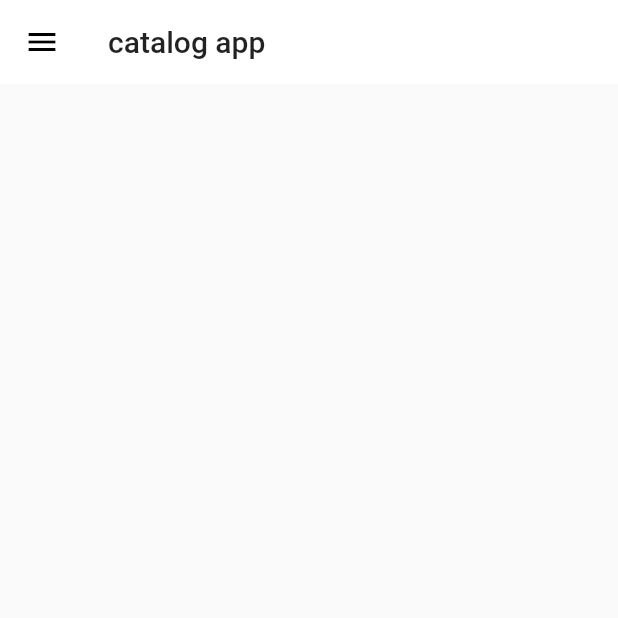
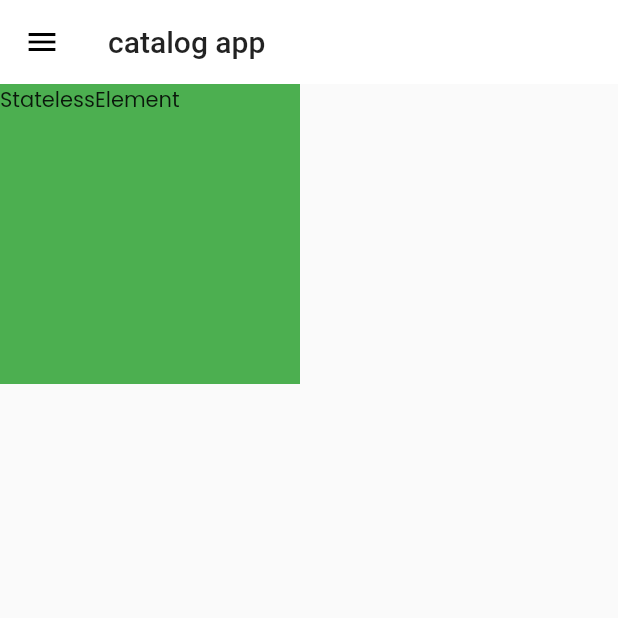
Before and after one commit to rajsinh2181/Catalog-App, a Flutter app: the screen it shows after launch, on a phone screen of 412 x 824 dp, the top half of it. Run offline on Flutter 3.47's test engine with Material 2 defaults, Android fonts, the phone set to English and light mode, and no system bars; our stand-ins replace google_fonts.

Commit message:
day 11 completed

```diff
--- a/lib/pages/home_page.dart
+++ b/lib/pages/home_page.dart
@@ -12,12 +12,30 @@ class HomePage extends StatelessWidget {
       appBar : AppBar(
         title : Text("catalog app"),
       ),
-      body : Center(
-        child: Container(
-            child: Text(""),
+
+      body : Container(
+        child: Text(context.runtimeType.toString()),
+        height : 350,
+        width : 350,
+        color : Colors.green,
+        constraints: BoxConstraints(
+          maxHeight : 200,
+          minHeight: 70,
+          minWidth: 70,
+          maxWidth: 200,
         ),
+
       ),
+
+
       drawer : MyDrawer(),
     );
   }
 }
+
+
+/*child: Container(
+        alignment: Alignment.bottomRight,
+        color: Colors.pink,
+        ),
+        */
--- a/lib/widgets/drawer.dart
+++ b/lib/widgets/drawer.dart
@@ -18,6 +18,7 @@ class MyDrawer extends StatelessWidget {
                  accountName: Text("Raj Singh"),
                 accountEmail: Text("rajsinh2181@gmail.com"),
                 currentAccountPicture: CircleAvatar(
+
                   backgroundImage : NetworkImage(imageUrl),
                 ),
               ),
```
